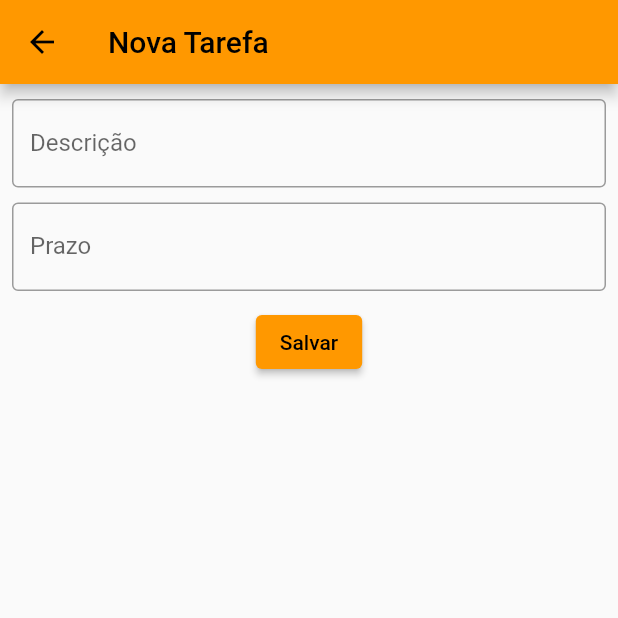
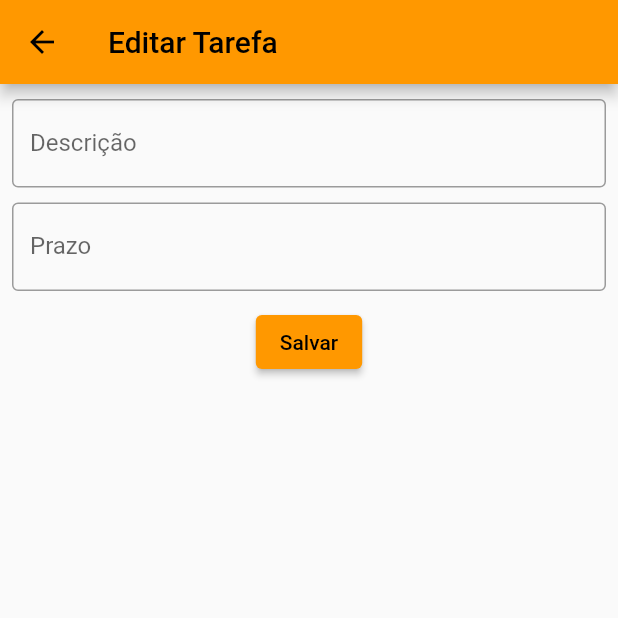
Before and after one commit to ingridhoracio/tarefas, a Flutter app: the TarefasEdit screen opened directly with empty values, on a phone screen of 412 x 824 dp, the top half of it. Run offline on Flutter 3.47's test engine with Material 2 defaults, Android fonts, the phone set to English and light mode, and no system bars; our stand-ins replace sembast.

Commit message:
aula 02_10

```diff
--- a/lib/app.dart
+++ b/lib/app.dart
@@ -1,4 +1,5 @@
 import 'package:flutter/material.dart';
+import 'package:tarefas/tarefa_model.dart';
 import 'package:tarefas/tarefa_state.dart';
 import 'package:tarefas/tarefas_edit.dart';
 import 'package:tarefas/tarefas_helper.dart';
@@ -20,7 +21,10 @@ class App extends StatelessWidget {
       initialRoute: "/",
       routes: {"/":(context)=>TarefasPage(helper: helper),
                "/add":(context)=>TarefasNovo(state: state,helper: helper,),
-                "/edit": (context)=>TarefasEdit(state: state,helper: helper,)},
+                "/edit": (context){
+                  state.tarefa = ModalRoute.of(context)!.settings.arguments as Tarefa;
+                  return TarefasEdit(state: state,helper: helper,);
+                  }},
 
 
     );
--- a/lib/tarefas_edit.dart
+++ b/lib/tarefas_edit.dart
@@ -13,7 +13,7 @@ class TarefasEdit extends StatelessWidget {
   Widget build(BuildContext context) {
     return  Scaffold(
       appBar: AppBar(
-        title: const Text("Nova Tarefa"),
+        title: const Text("Editar Tarefa"),
       ),
       body: TarefasForm(state: this.state, helper: helper,),
     );
--- a/lib/tarefas_form.dart
+++ b/lib/tarefas_form.dart
@@ -18,7 +18,13 @@ class _TarefasFormState extends State<TarefasForm> {
   final _dateController = TextEditingController(); // controla o estado do campo da data
 
   final _formKey = GlobalKey<FormState>(); // 1- Controla o estado do formulário
-  final _tarefa = Tarefa(descricao: "", prazo: DateTime.now()); // 6-Objeto que irá receber os dados da nova tarefa
+  late Tarefa _tarefa;
+  @override
+  void initState() {
+    super.initState();
+    _tarefa  = widget.state.tarefa?? Tarefa(descricao: "", prazo: DateTime.now()); // 6-Objeto que irá receber os dados da nova tarefa
+
+  }
 
 
   @override
@@ -32,6 +38,7 @@ class _TarefasFormState extends State<TarefasForm> {
         child: Column(
           children: [
             TextFormField(
+              initialValue: _tarefa.descricao,
               decoration: const InputDecoration(
                   label: Text("Descrição"), border: OutlineInputBorder()),
               validator: (value) => (value??"").isEmpty?"Uma descrição para a tarefa deve ser informada.":null,  // 4- Validador do campo descrição
```
Also changed, not shown: 1 other file.
